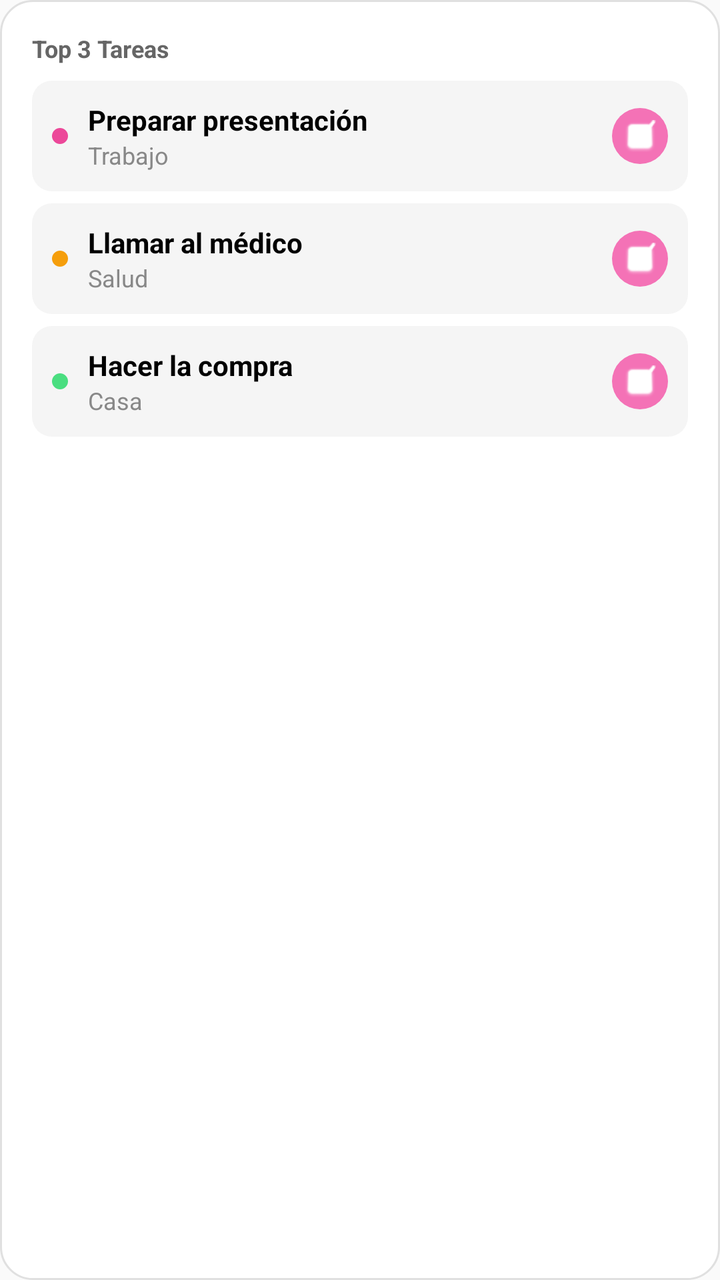
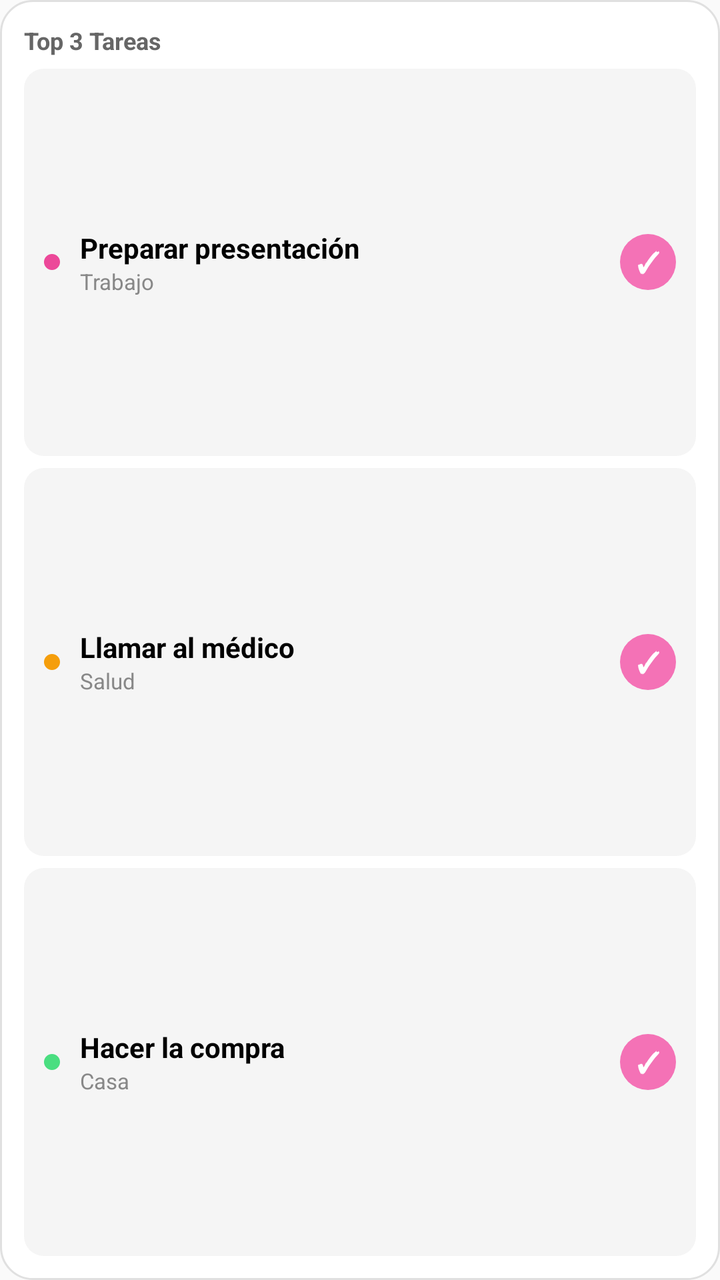

Screens rendered from an Android XML layout before and after an edit, with the pre-edit source and the edit as a unified diff.
<!-- AndroidManifest.xml: application theme Theme.PrimaFocus -->
<!-- res/layout/widget_top_three_preview.xml -->
<?xml version="1.0" encoding="utf-8"?>
<LinearLayout xmlns:android="http://schemas.android.com/apk/res/android"
    android:layout_width="match_parent"
    android:layout_height="match_parent"
    android:background="@drawable/widget_rounded_bg"
    android:orientation="vertical"
    android:padding="16dp">

    <TextView
        android:layout_width="wrap_content"
        android:layout_height="wrap_content"
        android:text="Top 3 Tareas"
        android:textColor="#666666"
        android:textSize="12sp"
        android:textStyle="bold" />

    
    <LinearLayout
        android:layout_width="match_parent"
        android:layout_height="wrap_content"
        android:layout_marginTop="8dp"
        android:background="@drawable/widget_item_bg"
        android:orientation="horizontal"
        android:padding="10dp">

        <ImageView
            android:layout_width="8dp"
            android:layout_height="8dp"
            android:layout_gravity="center_vertical"
            android:layout_marginEnd="10dp"
            android:background="@drawable/widget_priority_dot_high" />

        <LinearLayout
            android:layout_width="0dp"
            android:layout_height="wrap_content"
            android:layout_weight="1"
            android:orientation="vertical">

            <TextView
                android:layout_width="wrap_content"
                android:layout_height="wrap_content"
                android:text="Preparar presentación"
                android:textColor="#000000"
                android:textSize="14sp"
                android:textStyle="bold"
                android:maxLines="1" />

            <TextView
                android:layout_width="wrap_content"
                android:layout_height="wrap_content"
                android:text="Trabajo"
                android:textColor="#888888"
                android:textSize="12sp" />
        </LinearLayout>

        <ImageView
            android:layout_width="28dp"
            android:layout_height="28dp"
            android:layout_gravity="center_vertical"
            android:background="@drawable/widget_circle_bg"
            android:src="@android:drawable/checkbox_on_background"
            android:tint="#FFFFFF"
            android:padding="6dp" />
    </LinearLayout>

    
    <LinearLayout
        android:layout_width="match_parent"
        android:layout_height="wrap_content"
        android:layout_marginTop="6dp"
        android:background="@drawable/widget_item_bg"
        android:orientation="horizontal"
        android:padding="10dp">

        <ImageView
            android:layout_width="8dp"
            android:layout_height="8dp"
            android:layout_gravity="center_vertical"
            android:layout_marginEnd="10dp"
            android:background="@drawable/widget_priority_dot_medium" />

        <LinearLayout
            android:layout_width="0dp"
            android:layout_height="wrap_content"
            android:layout_weight="1"
            android:orientation="vertical">

            <TextView
                android:layout_width="wrap_content"
                android:layout_height="wrap_content"
                android:text="Llamar al médico"
                android:textColor="#000000"
                android:textSize="14sp"
                android:textStyle="bold"
                android:maxLines="1" />

            <TextView
                android:layout_width="wrap_content"
                android:layout_height="wrap_content"
                android:text="Salud"
                android:textColor="#888888"
                android:textSize="12sp" />
        </LinearLayout>

        <ImageView
            android:layout_width="28dp"
            android:layout_height="28dp"
            android:layout_gravity="center_vertical"
            android:background="@drawable/widget_circle_bg"
            android:src="@android:drawable/checkbox_on_background"
            android:tint="#FFFFFF"
            android:padding="6dp" />
    </LinearLayout>

    
    <LinearLayout
        android:layout_width="match_parent"
        android:layout_height="wrap_content"
        android:layout_marginTop="6dp"
        android:background="@drawable/widget_item_bg"
        android:orientation="horizontal"
        android:padding="10dp">

        <ImageView
            android:layout_width="8dp"
            android:layout_height="8dp"
            android:layout_gravity="center_vertical"
            android:layout_marginEnd="10dp"
            android:background="@drawable/widget_priority_dot_low" />

        <LinearLayout
            android:layout_width="0dp"
            android:layout_height="wrap_content"
            android:layout_weight="1"
            android:orientation="vertical">

            <TextView
                android:layout_width="wrap_content"
                android:layout_height="wrap_content"
                android:text="Hacer la compra"
                android:textColor="#000000"
                android:textSize="14sp"
                android:textStyle="bold"
                android:maxLines="1" />

            <TextView
                android:layout_width="wrap_content"
                android:layout_height="wrap_content"
                android:text="Casa"
                android:textColor="#888888"
                android:textSize="12sp" />
        </LinearLayout>

        <ImageView
            android:layout_width="28dp"
            android:layout_height="28dp"
            android:layout_gravity="center_vertical"
            android:background="@drawable/widget_circle_bg"
            android:src="@android:drawable/checkbox_on_background"
            android:tint="#FFFFFF"
            android:padding="6dp" />
    </LinearLayout>

</LinearLayout>
<!-- resources referenced by this layout -->
<resources>
  <!-- drawable widget_circle_bg (drawable) -->
  <?xml version="1.0" encoding="utf-8"?>
  <shape xmlns:android="http://schemas.android.com/apk/res/android"
      android:shape="oval">
      <solid android:color="#F472B6" /> 
  </shape>
  <!-- drawable widget_item_bg (drawable) -->
  <?xml version="1.0" encoding="utf-8"?>
  <shape xmlns:android="http://schemas.android.com/apk/res/android"
      android:shape="rectangle">
      
      <solid android:color="#F5F5F5" />
      <corners android:radius="10dp" />
  </shape>
  <!-- drawable widget_priority_dot_high (drawable) -->
  <?xml version="1.0" encoding="utf-8"?>
  <shape xmlns:android="http://schemas.android.com/apk/res/android"
      android:shape="oval">
      
      <solid android:color="#EC4899" />
  </shape>
  <!-- drawable widget_priority_dot_low (drawable) -->
  <?xml version="1.0" encoding="utf-8"?>
  <shape xmlns:android="http://schemas.android.com/apk/res/android"
      android:shape="oval">
      
      <solid android:color="#4ADE80" />
  </shape>
  <!-- drawable widget_priority_dot_medium (drawable) -->
  <?xml version="1.0" encoding="utf-8"?>
  <shape xmlns:android="http://schemas.android.com/apk/res/android"
      android:shape="oval">
      
      <solid android:color="#F59E0B" />
  </shape>
  <!-- drawable widget_rounded_bg (drawable) -->
  <?xml version="1.0" encoding="utf-8"?>
  <shape xmlns:android="http://schemas.android.com/apk/res/android"
      android:shape="rectangle">
      <solid android:color="#FFFFFF" /> 
      <corners android:radius="16dp" />
      <stroke android:width="1dp" android:color="#E0E0E0" />
  </shape>
  <style name="Theme.PrimaFocus" parent="android:Theme.Material.Light.NoActionBar" />
</resources>

<!-- the commit's change to res/layout/widget_top_three_preview.xml (unified diff, before → after) -->
@@ -4,7 +4,7 @@
     android:layout_height="match_parent"
     android:background="@drawable/widget_rounded_bg"
     android:orientation="vertical"
-    android:padding="16dp">
+    android:padding="12dp">
 
     <TextView
         android:layout_width="wrap_content"
@@ -17,16 +17,18 @@
     
     <LinearLayout
         android:layout_width="match_parent"
-        android:layout_height="wrap_content"
-        android:layout_marginTop="8dp"
+        android:layout_height="0dp"
+        android:layout_weight="1"
+        android:layout_marginTop="6dp"
         android:background="@drawable/widget_item_bg"
         android:orientation="horizontal"
-        android:padding="10dp">
+        android:gravity="center_vertical"
+        android:paddingHorizontal="10dp"
+        android:paddingVertical="4dp">
 
         <ImageView
             android:layout_width="8dp"
             android:layout_height="8dp"
-            android:layout_gravity="center_vertical"
             android:layout_marginEnd="10dp"
             android:background="@drawable/widget_priority_dot_high" />
 
@@ -50,32 +52,36 @@
                 android:layout_height="wrap_content"
                 android:text="Trabajo"
                 android:textColor="#888888"
-                android:textSize="12sp" />
+                android:textSize="11sp" />
         </LinearLayout>
 
-        <ImageView
+        <TextView
             android:layout_width="28dp"
             android:layout_height="28dp"
-            android:layout_gravity="center_vertical"
+            android:layout_marginStart="8dp"
             android:background="@drawable/widget_circle_bg"
-            android:src="@android:drawable/checkbox_on_background"
-            android:tint="#FFFFFF"
-            android:padding="6dp" />
+            android:gravity="center"
+            android:text="✓"
+            android:textColor="#FFFFFF"
+            android:textSize="14sp"
+            android:textStyle="bold" />
     </LinearLayout>
 
     
     <LinearLayout
         android:layout_width="match_parent"
-        android:layout_height="wrap_content"
+        android:layout_height="0dp"
+        android:layout_weight="1"
         android:layout_marginTop="6dp"
         android:background="@drawable/widget_item_bg"
         android:orientation="horizontal"
-        android:padding="10dp">
+        android:gravity="center_vertical"
+        android:paddingHorizontal="10dp"
+        android:paddingVertical="4dp">
 
         <ImageView
             android:layout_width="8dp"
             android:layout_height="8dp"
-            android:layout_gravity="center_vertical"
             android:layout_marginEnd="10dp"
             android:background="@drawable/widget_priority_dot_medium" />
 
@@ -99,32 +105,36 @@
                 android:layout_height="wrap_content"
                 android:text="Salud"
                 android:textColor="#888888"
-                android:textSize="12sp" />
+                android:textSize="11sp" />
         </LinearLayout>
 
-        <ImageView
+        <TextView
             android:layout_width="28dp"
             android:layout_height="28dp"
-            android:layout_gravity="center_vertical"
+            android:layout_marginStart="8dp"
             android:background="@drawable/widget_circle_bg"
-            android:src="@android:drawable/checkbox_on_background"
-            android:tint="#FFFFFF"
-            android:padding="6dp" />
+            android:gravity="center"
+            android:text="✓"
+            android:textColor="#FFFFFF"
+            android:textSize="14sp"
+            android:textStyle="bold" />
     </LinearLayout>
 
     
     <LinearLayout
         android:layout_width="match_parent"
-        android:layout_height="wrap_content"
+        android:layout_height="0dp"
+        android:layout_weight="1"
         android:layout_marginTop="6dp"
         android:background="@drawable/widget_item_bg"
         android:orientation="horizontal"
-        android:padding="10dp">
+        android:gravity="center_vertical"
+        android:paddingHorizontal="10dp"
+        android:paddingVertical="4dp">
 
         <ImageView
             android:layout_width="8dp"
             android:layout_height="8dp"
-            android:layout_gravity="center_vertical"
             android:layout_marginEnd="10dp"
             android:background="@drawable/widget_priority_dot_low" />
 
@@ -148,17 +158,19 @@
                 android:layout_height="wrap_content"
                 android:text="Casa"
                 android:textColor="#888888"
-                android:textSize="12sp" />
+                android:textSize="11sp" />
         </LinearLayout>
 
-        <ImageView
+        <TextView
             android:layout_width="28dp"
             android:layout_height="28dp"
-            android:layout_gravity="center_vertical"
+            android:layout_marginStart="8dp"
             android:background="@drawable/widget_circle_bg"
-            android:src="@android:drawable/checkbox_on_background"
-            android:tint="#FFFFFF"
-            android:padding="6dp" />
+            android:gravity="center"
+            android:text="✓"
+            android:textColor="#FFFFFF"
+            android:textSize="14sp"
+            android:textStyle="bold" />
     </LinearLayout>
 
 </LinearLayout>
